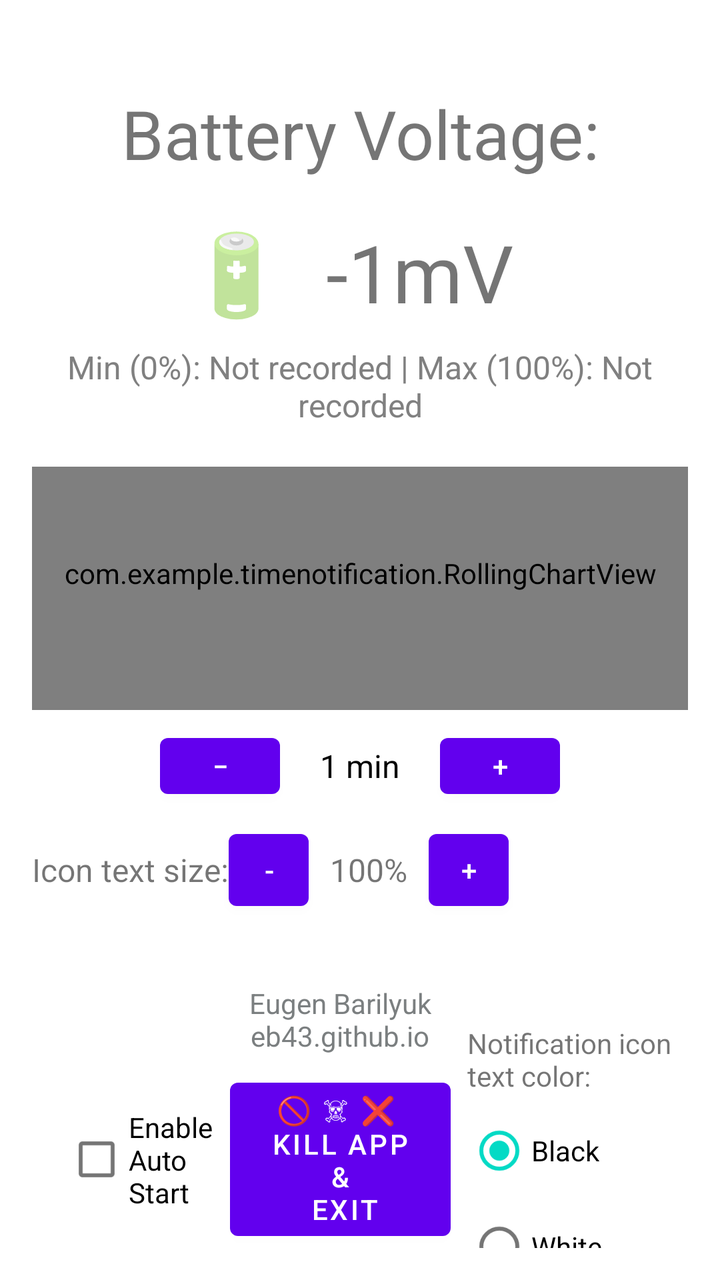
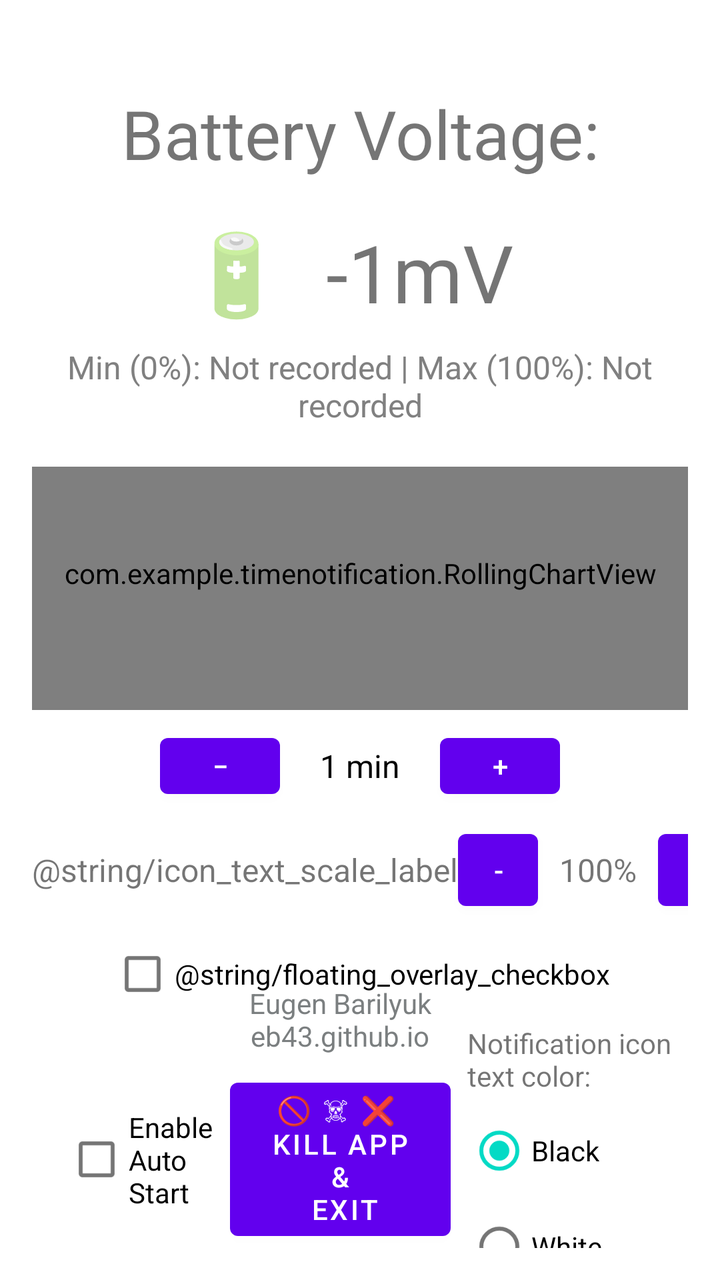

An Android layout rendered at two revisions. The XML below is the earlier revision; the diff shows what the commit changed to produce the second picture.
<!-- AndroidManifest.xml: application theme Theme.TimeNotification -->
<!-- res/layout/activity_main.xml -->
<androidx.constraintlayout.widget.ConstraintLayout
    xmlns:android="http://schemas.android.com/apk/res/android"
    xmlns:app="http://schemas.android.com/apk/res-auto"
    xmlns:tools="http://schemas.android.com/tools"
    android:id="@+id/relativeLayout"
    android:layout_width="match_parent"
    android:layout_height="match_parent"
    android:padding="16dp"
    tools:context=".MainActivity">

    <ImageView
        android:id="@+id/appIcon"
        android:layout_width="wrap_content"
        android:layout_height="wrap_content"
        android:layout_marginTop="8sp"
        android:scaleX="1.2"
        android:scaleY="1.2"
        android:src="@mipmap/ic_launcher"
        app:layout_constraintLeft_toLeftOf="parent"
        app:layout_constraintRight_toRightOf="parent"
        app:layout_constraintTop_toTopOf="parent" />

    <TextView
        android:id="@+id/batvoltageTextView"
        android:layout_width="wrap_content"
        android:layout_height="wrap_content"
        android:layout_marginTop="20dp"
        android:text="Battery Voltage:"
        android:textAlignment="center"
        android:textSize="34sp"
        app:layout_constraintEnd_toEndOf="parent"
        app:layout_constraintStart_toStartOf="parent"
        app:layout_constraintTop_toBottomOf="@+id/appIcon" />

    <TextView
        android:id="@+id/voltageTextView"
        android:layout_width="wrap_content"
        android:layout_height="wrap_content"
        android:layout_marginTop="20dp"
        android:text="🔋  -1mV "
        android:textAlignment="center"
        android:textSize="40sp"
        app:layout_constraintEnd_toEndOf="parent"
        app:layout_constraintStart_toStartOf="parent"
        app:layout_constraintTop_toBottomOf="@+id/batvoltageTextView" />

    <TextView
        android:id="@+id/minMaxVoltageTextView"
        android:layout_width="wrap_content"
        android:layout_height="wrap_content"
        android:layout_marginTop="10dp"
        android:text="Min (0%): Not recorded | Max (100%): Not recorded"
        android:textAlignment="center"
        android:textColor="#808080"
        android:textSize="16sp"
        app:layout_constraintEnd_toEndOf="parent"
        app:layout_constraintStart_toStartOf="parent"
        app:layout_constraintTop_toBottomOf="@+id/voltageTextView" />

    <com.example.timenotification.RollingChartView
        android:id="@+id/voltageChart"
        android:layout_width="438dp"
        android:layout_height="0dp"
        app:layout_constraintHeight_percent="0.20"
        android:layout_marginTop="20dp"
        android:paddingLeft="45dp"
        android:paddingRight="45dp"
        android:paddingBottom="15dp"
        app:layout_constraintTop_toBottomOf="@id/minMaxVoltageTextView"
        app:layout_constraintBottom_toTopOf="@id/chartControls"
        app:layout_constraintStart_toStartOf="parent"
        app:layout_constraintEnd_toEndOf="parent"
        />


    <LinearLayout
        android:id="@+id/chartControls"
        android:layout_width="wrap_content"
        android:layout_height="wrap_content"
        android:orientation="horizontal"
        android:gravity="center"
        android:layout_marginTop="8dp"
        app:layout_constraintTop_toBottomOf="@id/voltageChart"
        app:layout_constraintStart_toStartOf="parent"
        app:layout_constraintEnd_toEndOf="parent">

        <Button
            android:id="@+id/zoomInButton"
            android:layout_width="60dp"
            android:layout_height="40dp"
            android:text="−" />

        <TextView
            android:id="@+id/timeSpanLabel"
            android:layout_width="wrap_content"
            android:layout_height="40dp"
            android:layout_marginStart="20dp"
            android:layout_marginEnd="20dp"
            android:gravity="center_vertical"
            android:text="1 min"
            android:textSize="16sp"
            android:textColor="@android:color/black" />

        <Button
            android:id="@+id/zoomOutButton"
            android:layout_width="60dp"
            android:layout_height="40dp"
            android:text="+" />
    </LinearLayout>

    <LinearLayout
        android:id="@+id/iconScaleRow"
        android:layout_width="match_parent"
        android:layout_height="wrap_content"
        android:layout_marginTop="8dp"
        android:gravity="center_vertical"
        android:orientation="horizontal"
        app:layout_constraintStart_toStartOf="parent"
        app:layout_constraintEnd_toEndOf="parent"
        app:layout_constraintTop_toBottomOf="@id/chartControls">

        <TextView
            android:id="@+id/iconTextScale"
            android:layout_width="wrap_content"
            android:layout_height="wrap_content"
            android:text="Icon text size:"
            android:textSize="16sp" />

        <Button
            android:id="@+id/iconScaleMinusButton"
            android:layout_width="40dp"
            android:layout_height="wrap_content"
            android:text="-" />

        <TextView
            android:id="@+id/iconScaleTextView"
            android:layout_width="60dp"
            android:layout_height="wrap_content"
            android:gravity="center"
            android:text="100%"
            android:textSize="16sp" />

        <Button
            android:id="@+id/iconScalePlusButton"
            android:layout_width="40dp"
            android:layout_height="wrap_content"
            android:text="+" />

    </LinearLayout>

    
    <CheckBox
        android:id="@+id/autostartCheckBox"
        android:layout_width="wrap_content"
        android:layout_height="wrap_content"
        android:layout_marginStart="8dp"
        android:autoSizeMaxTextSize="15sp"
        android:autoSizeMinTextSize="5sp"
        android:autoSizeTextType="uniform"
        android:text="Enable\nAuto\nStart"

        app:layout_constraintBottom_toBottomOf="@+id/exitButton"
        app:layout_constraintEnd_toStartOf="@+id/exitButton"
        app:layout_constraintStart_toStartOf="parent"
        app:layout_constraintTop_toTopOf="@+id/exitButton" />

    <Button
        android:id="@+id/exitButton"
        android:layout_width="wrap_content"
        android:layout_height="wrap_content"
        android:autoSizeMaxTextSize="27sp"
        android:autoSizeMinTextSize="8sp"
        android:autoSizeTextType="uniform"
        android:text="@string/kill_app_exit"
        android:textAlignment="center"
        app:layout_constraintBottom_toBottomOf="parent"
        app:layout_constraintStart_toEndOf="@+id/autostartCheckBox"
        app:layout_constraintEnd_toStartOf="@+id/textColorRadioGroup"
        app:layout_constraintHorizontal_chainStyle="packed" />

    <RadioGroup
        android:id="@+id/textColorRadioGroup"
        android:layout_width="wrap_content"
        android:layout_height="wrap_content"
        android:orientation="vertical"
        app:layout_constraintTop_toTopOf="@+id/exitButton"
        app:layout_constraintBottom_toBottomOf="@+id/exitButton"
        app:layout_constraintStart_toEndOf="@+id/exitButton"
        app:layout_constraintEnd_toEndOf="parent">

        <TextView
            android:id="@+id/radioLabel"
            android:layout_width="wrap_content"
            android:layout_height="wrap_content"
            android:text="@string/notification_icon_text_color"
            android:layout_marginBottom="4dp" />

        <RadioButton
            android:id="@+id/radioBlack"
            android:layout_width="wrap_content"
            android:layout_height="wrap_content"
            android:checked="true"
            android:text="@string/black" />

        <RadioButton
            android:id="@+id/radioWhite"
            android:layout_width="wrap_content"
            android:layout_height="wrap_content"
            android:text="@string/white" />
    </RadioGroup>

    <TextView
        android:id="@+id/eb43githubio"
        android:layout_width="wrap_content"
        android:layout_height="wrap_content"
        android:layout_marginBottom="8dp"
        android:text="Eugen Barilyuk\neb43.github.io"
        android:textAlignment="center"
        android:textColor="#7B7F80"
        android:textSize="14sp"
        app:layout_constraintBottom_toTopOf="@+id/exitButton"
        app:layout_constraintEnd_toEndOf="@+id/exitButton"
        app:layout_constraintStart_toStartOf="@+id/exitButton" />

</androidx.constraintlayout.widget.ConstraintLayout>
<!-- resources referenced by this layout -->
<resources>
  <!-- mipmap ic_launcher (mipmap-anydpi-v26) -->
  <?xml version="1.0" encoding="utf-8"?>
  
  <adaptive-icon xmlns:android="http://schemas.android.com/apk/res/android">
      <background android:drawable="@color/ic_launcher_background"/>
      <foreground android:drawable="@mipmap/ic_launcher_foreground"/>
  </adaptive-icon>
  <string name="black">Black</string>
  <string name="kill_app_exit">🚫 ☠ ❌ \n Kill app \n &amp; \n Exit</string>
  <string name="notification_icon_text_color">Notification icon\ntext color:</string>
  <string name="white">White</string>
  <style name="Theme.TimeNotification" parent="Theme.MaterialComponents.DayNight.DarkActionBar">
          
          <item name="colorPrimary">@color/purple_500</item>
          <item name="colorPrimaryVariant">@color/purple_700</item>
          <item name="colorOnPrimary">@android:color/white</item>
          
          <item name="colorSecondary">@color/teal_200</item>
          <item name="colorSecondaryVariant">@color/teal_700</item>
          <item name="colorOnSecondary">@android:color/black</item>
          
          <item name="android:statusBarColor">@color/purple_700</item>
          
      </style>
  <color name="ic_launcher_background">#E0E0E0</color>
  <color name="purple_500">#FF6200EE</color>
  <color name="purple_700">#FF3700B3</color>
  <color name="teal_200">#FF03DAC5</color>
  <color name="teal_700">#FF018786</color>
</resources>

<!-- the commit's change to res/layout/activity_main.xml (unified diff, before → after) -->
@@ -25,7 +25,7 @@
         android:layout_width="wrap_content"
         android:layout_height="wrap_content"
         android:layout_marginTop="20dp"
-        android:text="Battery Voltage:"
+        android:text="@string/battery_temperature_label"
         android:textAlignment="center"
         android:textSize="34sp"
         app:layout_constraintEnd_toEndOf="parent"
@@ -110,20 +110,20 @@
 
     <LinearLayout
         android:id="@+id/iconScaleRow"
-        android:layout_width="match_parent"
+        android:layout_width="wrap_content"
         android:layout_height="wrap_content"
         android:layout_marginTop="8dp"
         android:gravity="center_vertical"
         android:orientation="horizontal"
-        app:layout_constraintStart_toStartOf="parent"
-        app:layout_constraintEnd_toEndOf="parent"
+        app:layout_constraintEnd_toEndOf="parent"
+        app:layout_constraintStart_toStartOf="parent"
         app:layout_constraintTop_toBottomOf="@id/chartControls">
 
         <TextView
             android:id="@+id/iconTextScale"
             android:layout_width="wrap_content"
             android:layout_height="wrap_content"
-            android:text="Icon text size:"
+            android:text="@string/icon_text_scale_label"
             android:textSize="16sp" />
 
         <Button
@@ -149,6 +149,16 @@
     </LinearLayout>
 
     
+    <CheckBox
+        android:id="@+id/floatingOverlayCheckBox"
+        android:layout_width="wrap_content"
+        android:layout_height="wrap_content"
+        android:layout_marginTop="4dp"
+        android:text="@string/floating_overlay_checkbox"
+        app:layout_constraintEnd_toEndOf="parent"
+        app:layout_constraintStart_toStartOf="parent"
+        app:layout_constraintTop_toBottomOf="@+id/iconScaleRow" />
+
     <CheckBox
         android:id="@+id/autostartCheckBox"
         android:layout_width="wrap_content"
@@ -157,7 +167,7 @@
         android:autoSizeMaxTextSize="15sp"
         android:autoSizeMinTextSize="5sp"
         android:autoSizeTextType="uniform"
-        android:text="Enable\nAuto\nStart"
+        android:text="@string/enable_auto_start"
 
         app:layout_constraintBottom_toBottomOf="@+id/exitButton"
         app:layout_constraintEnd_toStartOf="@+id/exitButton"
<!-- resource entries referenced after the edit -->
@@ -7,7 +7,9 @@
       <background android:drawable="@color/ic_launcher_background"/>
       <foreground android:drawable="@mipmap/ic_launcher_foreground"/>
   </adaptive-icon>
+  <string name="battery_temperature_label">Battery Voltage:</string>
   <string name="black">Black</string>
+  <string name="enable_auto_start">Enable\nAuto\nStart</string>
   <string name="kill_app_exit">🚫 ☠ ❌ \n Kill app \n &amp; \n Exit</string>
   <string name="notification_icon_text_color">Notification icon\ntext color:</string>
   <string name="white">White</string>
